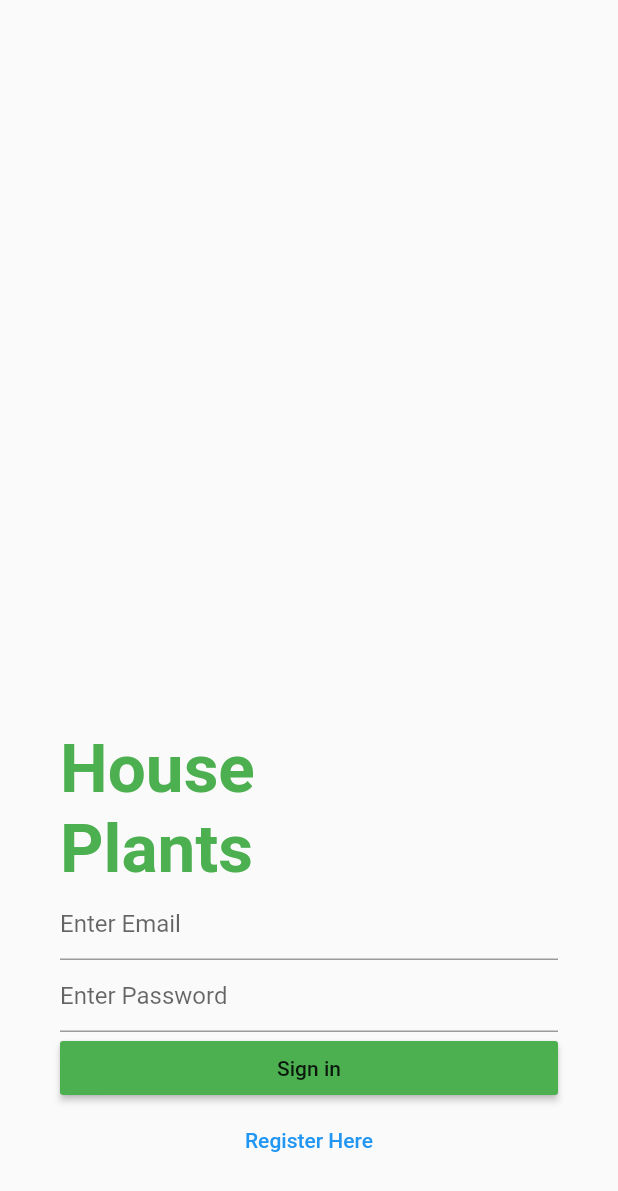
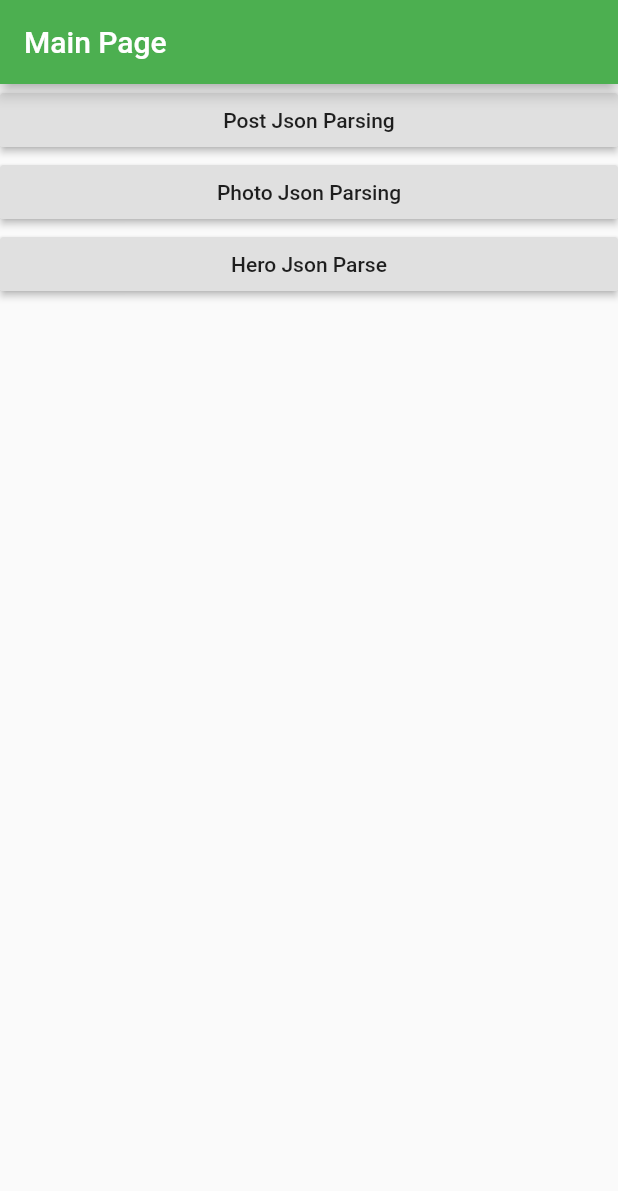
Before and after one commit to naing-lin-tun-creater/flutter-learn-project-1, a Flutter app: the screen it shows after launch, on a phone screen of 412 x 824 dp. Shown: the top 1191 px of the screen. Run offline on Flutter 3.47's test engine with Material 2 defaults, Android fonts, the phone set to English and light mode, and no system bars; missing offline and left inert: dart:ffi.

Commit message:
json parse

```diff
--- a/lib/main.dart
+++ b/lib/main.dart
@@ -8,7 +8,9 @@ import 'package:flutter_part_1/part_19_listview_exercise.dart';
 import 'package:flutter_part_1/part_20_and_21_player_app.dart';
 import 'package:flutter_part_1/part_23_login.dart';
 import 'package:flutter_part_1/part_24_register.dart';
+import 'package:flutter_part_1/part_25_json_parse_1.dart';
 
+import 'main_page_26.dart';
 import 'my_home.dart';
 import 'my_widget.dart';
 
@@ -23,8 +25,10 @@ void main(){
     //   home: Part19ListViewExercise(),
     //   home: Part2021PlayerApp(),
     //   home: Page1(),
-        home: LoginPagePart23(),
+    //     home: LoginPagePart23(),
     //   home: RegisterPart24(),
+    //   home: Part25JsonParseOne(),
+      home:MainPage(),
       theme: ThemeData(
         primarySwatch: Colors.green
       ),
--- /dev/null
+++ b/lib/main_page_26.dart
@@ -0,0 +1,56 @@
+import 'package:flutter/material.dart';
+import 'package:flutter_part_1/part_25_json_parse_1.dart';
+import 'package:flutter_part_1/part_26_photo_json_parse.dart';
+import 'package:flutter_part_1/part_27_hero_json_parse.dart';
+
+class MainPage extends StatefulWidget {
+  @override
+  _MainPageState createState() => _MainPageState();
+}
+
+class _MainPageState extends State<MainPage> {
+  @override
+  Widget build(BuildContext context) {
+    return Scaffold(
+      appBar: AppBar(
+        title: Text("Main Page"),
+      ),
+
+      body: ListView(
+        children: [
+         RaisedButton(
+           onPressed: (){
+            // ignore: missing_return
+            Navigator.of(context).push(MaterialPageRoute(builder: (BuildContext context){
+              return Part25JsonParseOne();
+            },));
+           },
+           child: Text("Post Json Parsing"),
+         ),
+
+          RaisedButton(
+            onPressed: (){
+              // ignore: missing_return
+              Navigator.of(context).push(MaterialPageRoute(builder: (BuildContext context){
+                return PhotoJsonParse();
+              }));
+            },
+
+            child: Text("Photo Json Parsing"),
+          ),
+
+          RaisedButton(
+            onPressed: (){
+              // ignore: missing_return
+              Navigator.of(context).push(MaterialPageRoute(builder: (BuildContext context){
+                return HeroJsonParse();
+              }));
+            },
+
+            child: Text("Hero Json Parse"),
+          )
+        ],
+      ),
+    );
+  }
+}
--- a/pubspec.yaml
+++ b/pubspec.yaml
@@ -28,6 +28,7 @@ dependencies:
   # The following adds the Cupertino Icons font to your application.
   # Use with the CupertinoIcons class for iOS style icons.
   cupertino_icons: ^0.1.3
+  http: ^0.12.2
 
 dev_dependencies:
   flutter_test:
```
Also changed, not shown: lib/part_25_json_parse_1.dart (added, +94 -0 lines), lib/part_26_photo_json_parse.dart (added, +72 -0 lines), lib/part_27_hero_json_parse.dart (added, +72 -0 lines), pubspec.lock.
